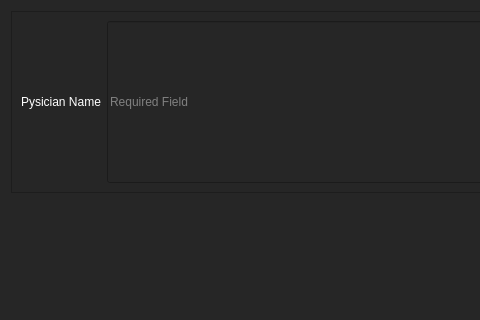
The window that flipVerticalLayout/dialog.ui (laszlo-avotra-tips/layout) describes before a commit, drawn with Qt 5; both pictures show x 0 to 480 and y 0 to 320 of the 1320 by 474 pixel window.
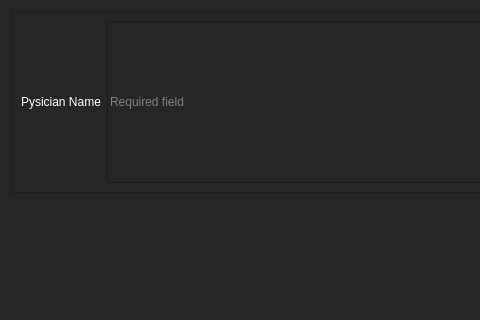
The same window after the commit. Custom widgets are drawn as their Qt base class.

Commit message: Required field

What changed in the file:
```diff
--- a/flipVerticalLayout/dialog.ui
+++ b/flipVerticalLayout/dialog.ui
@@ -78,7 +78,7 @@
 </string>
         </property>
         <property name="text">
-         <string>Required Field</string>
+         <string>Required field</string>
         </property>
        </widget>
       </item>
```
The commit also changes 1 other file.
